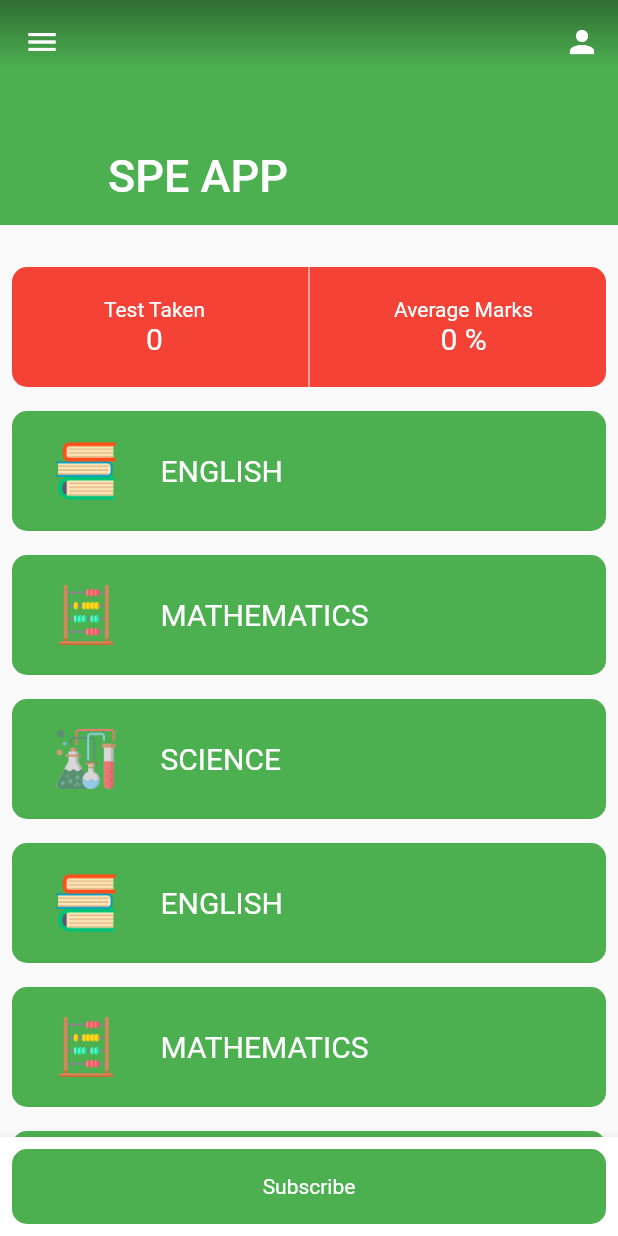
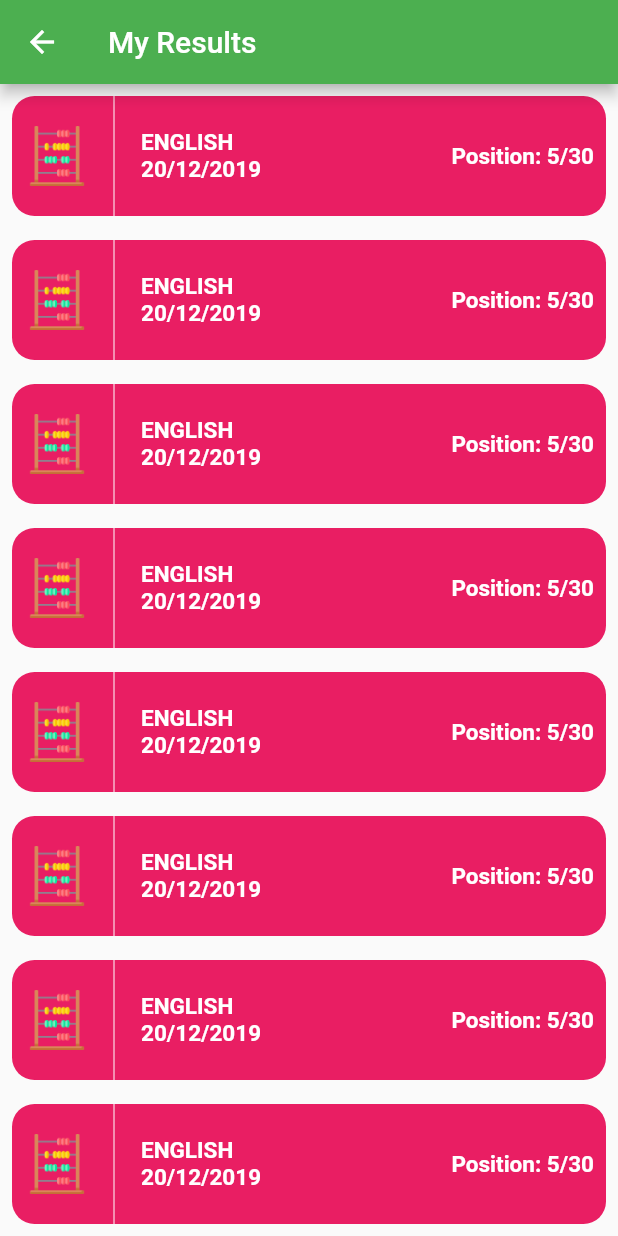
Before and after one commit to qlicue-digital-agency-ltd/online_exam_app, a Flutter app: the screen it shows after launch, in the side drawer, after a tap on "My Results", on a phone screen of 412 x 824 dp. Run offline on Flutter 3.47's test engine with Material 2 defaults, Android fonts, the phone set to English and light mode, and no system bars.

Commit message:
result design completed

```diff
--- a/lib/views/pages/drawer_page.dart
+++ b/lib/views/pages/drawer_page.dart
@@ -1,4 +1,5 @@
 import 'package:flutter/material.dart';
+import 'package:online_exam_app/views/pages/my_results_page.dart';
 import 'package:online_exam_app/views/pages/past_paper_page.dart';
 import 'package:online_exam_app/views/pages/rank_page.dart';
 
@@ -33,7 +34,7 @@ class DrawerPage extends StatelessWidget {
               ListTile(
                 onTap: () {
                   Navigator.pop(context);
-                      Navigator.push(
+                  Navigator.push(
                       context,
                       MaterialPageRoute(
                           builder: (BuildContext context) => PastPaperPage()));
@@ -48,6 +49,10 @@ class DrawerPage extends StatelessWidget {
               ListTile(
                 onTap: () {
                   Navigator.pop(context);
+                  Navigator.push(
+                      context,
+                      MaterialPageRoute(
+                          builder: (BuildContext context) => MyResultsPage()));
                 },
                 leading: Icon(
                   Icons.folder_open,
--- /dev/null
+++ b/lib/views/pages/my_results_card.dart
@@ -0,0 +1,56 @@
+import 'package:flutter/material.dart';
+import 'package:online_exam_app/model/subject.dart';
+import 'package:online_exam_app/views/pages/paper_page.dart';
+
+class MyResultsCard extends StatelessWidget {
+  final Subject subject;
+
+  const MyResultsCard({Key key, @required this.subject}) : super(key: key);
+  @override
+  Widget build(BuildContext context) {
+    return InkWell(
+      onTap: () {},
+      child: Container(
+        decoration: BoxDecoration(
+            color: Colors.pink, borderRadius: BorderRadius.circular(15)),
+        height: 80,
+        child: Row(
+          children: <Widget>[
+            Padding(
+              padding: const EdgeInsets.all(10.0),
+              child: Image.asset(
+                'assets/icon/abacus.png',
+                height: 40,
+              ),
+            ),
+            VerticalDivider(
+              color: Colors.white,
+            ),
+            SizedBox(
+              width: 5,
+            ),
+            SizedBox(
+              width: 5,
+            ),
+            Expanded(
+                child: Text("ENGLISH\n20/12/2019",
+                    style: TextStyle(
+                        fontSize: 15,
+                        color: Colors.white,
+                        fontWeight: FontWeight.w600))),
+            Padding(
+              padding: const EdgeInsets.all(8.0),
+              child: Text(
+                "Position: 5/30",
+                style: TextStyle(
+                    fontSize: 15,
+                    color: Colors.white,
+                    fontWeight: FontWeight.w600),
+              ),
+            ),
+          ],
+        ),
+      ),
+    );
+  }
+}
--- /dev/null
+++ b/lib/views/pages/my_results_page.dart
@@ -0,0 +1,24 @@
+import 'package:flutter/material.dart';
+import 'package:online_exam_app/model/subject.dart';
+
+import 'my_results_card.dart';
+
+class MyResultsPage extends StatelessWidget {
+  @override
+  Widget build(BuildContext context) {
+    return Scaffold(
+      appBar: AppBar(
+        title: Text('My Results'),
+      ),
+      body: ListView.builder(
+        itemCount: 10,
+        itemBuilder: (BuildContext context, int index) => Padding(
+          padding: const EdgeInsets.all(8.0),
+          child: MyResultsCard(
+            subject: subjectList[2],
+          ),
+        ),
+      ),
+    );
+  }
+}
```
